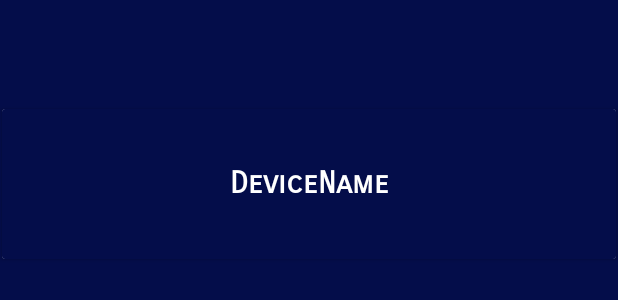
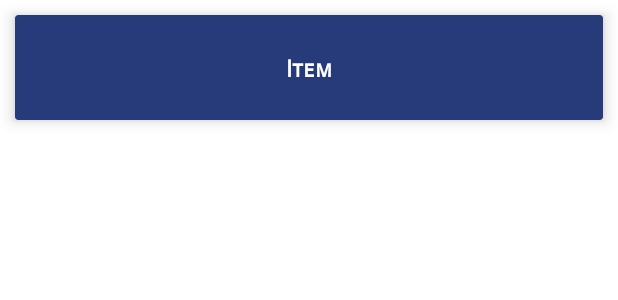
Before and after one commit to Lou13213/AndroidSmartDevice, an Android app: the layout scan_cell.xml on its own in the app's theme, with its tools: preview values and no code run, on a phone screen of 412 x 824 dp. Shown: the top 300 px of the screen. Run offline under Robolectric (Android 15) with nearby library versions, the phone set to English and light mode, and no system bars.

Commit message:
30/03 17h14

```diff
--- a/app/src/main/java/fr/isen/boisson/androidsmartdevice/ScanActivity.kt
+++ b/app/src/main/java/fr/isen/boisson/androidsmartdevice/ScanActivity.kt
@@ -20,6 +20,7 @@ import androidx.activity.result.contract.ActivityResultContracts
 import androidx.core.content.ContextCompat
 import androidx.core.view.isVisible
 import androidx.recyclerview.widget.LinearLayoutManager
+import androidx.recyclerview.widget.RecyclerView
 import com.google.android.material.snackbar.Snackbar
 import fr.isen.boisson.androidsmartdevice.databinding.ActivityScanBinding
 
@@ -47,6 +48,7 @@ class ScanActivity : AppCompatActivity() {
         }
 
     override fun onCreate(savedInstanceState: Bundle?) {
+
         super.onCreate(savedInstanceState)
         binding = ActivityScanBinding.inflate(layoutInflater)
         setContentView(binding.root)
--- a/app/src/main/res/layout/scan_cell.xml
+++ b/app/src/main/res/layout/scan_cell.xml
@@ -1,46 +1,36 @@
 <?xml version="1.0" encoding="utf-8"?>
-<androidx.constraintlayout.widget.ConstraintLayout xmlns:android="http://schemas.android.com/apk/res/android"
+<androidx.cardview.widget.CardView xmlns:android="http://schemas.android.com/apk/res/android"
     xmlns:app="http://schemas.android.com/apk/res-auto"
     xmlns:tools="http://schemas.android.com/tools"
     android:layout_width="match_parent"
-    android:layout_height="match_parent"
-    android:background="#040D4A"
-    tools:context=".ScanAdapter">
-
-    <androidx.cardview.widget.CardView
-        android:id="@+id/cardDevice"
-        android:layout_width="409dp"
-        android:layout_height="wrap_content"
-        app:layout_constraintBottom_toBottomOf="parent"
-        app:layout_constraintEnd_toEndOf="parent"
-        app:layout_constraintStart_toStartOf="parent"
-        app:layout_constraintTop_toTopOf="parent"
-        app:layout_constraintVertical_bias="0.100000024">
+    android:layout_height="70dp"
+    android:layout_margin="10dp"
+    app:cardElevation="6dp"
+    android:backgroundTint="#273B7A">
 
     <androidx.constraintlayout.widget.ConstraintLayout
+        android:id="@+id/CardLinear"
         android:layout_width="match_parent"
-            android:layout_height="100dp"
-            android:background="#040D4A">
+        android:layout_height="match_parent">
 
         <TextView
             android:id="@+id/deviceName"
-                android:layout_width="245dp"
-                android:layout_height="32dp"
-                android:background="#040D4A"
+            android:layout_width="222dp"
+            android:layout_height="wrap_content"
             android:fontFamily="sans-serif-smallcaps"
             android:gravity="center"
-                android:text="DeviceName"
+            android:text="Item"
             android:textColor="#FFFFFF"
-                android:textSize="20sp"
+            android:textSize="16sp"
             android:textStyle="bold"
             app:autoSizeMaxTextSize="20sp"
             app:layout_constraintBottom_toBottomOf="parent"
             app:layout_constraintEnd_toEndOf="parent"
             app:layout_constraintStart_toStartOf="parent"
-                app:layout_constraintTop_toTopOf="parent" />
+            app:layout_constraintTop_toTopOf="parent"
+            app:layout_constraintVertical_bias="0.52" />
+
 
     </androidx.constraintlayout.widget.ConstraintLayout>
 
 </androidx.cardview.widget.CardView>
-
-</androidx.constraintlayout.widget.ConstraintLayout>
--- a/app/src/main/res/values/strings.xml
+++ b/app/src/main/res/values/strings.xml
@@ -14,4 +14,5 @@
     <string name="hello_second_fragment">Hello second fragment. Arg: %1$s</string>
     <string name="ble_scan_missing">ble_scan_missing</string>
     <string name="device_led_text">Chargement en cours</string>
+    <string name="device_led_text_connected">TPBLE</string>
 </resources>
```
Also changed, not shown: app/src/main/java/fr/isen/boisson/androidsmartdevice/DeviceActivity.kt (+46 -1 lines), app/src/main/res/layout/activity_device.xml (+34 -31 lines), app/src/main/res/layout/activity_scan.xml (+11 -5 lines). Lines whose indentation alone changed are shown as unchanged.
